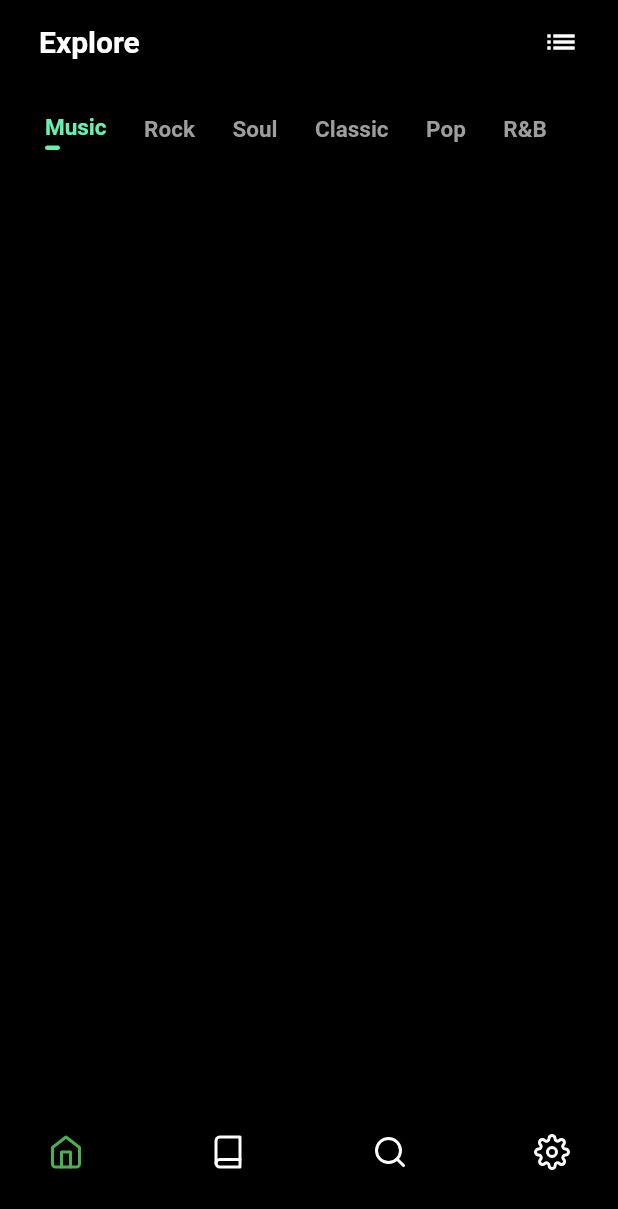
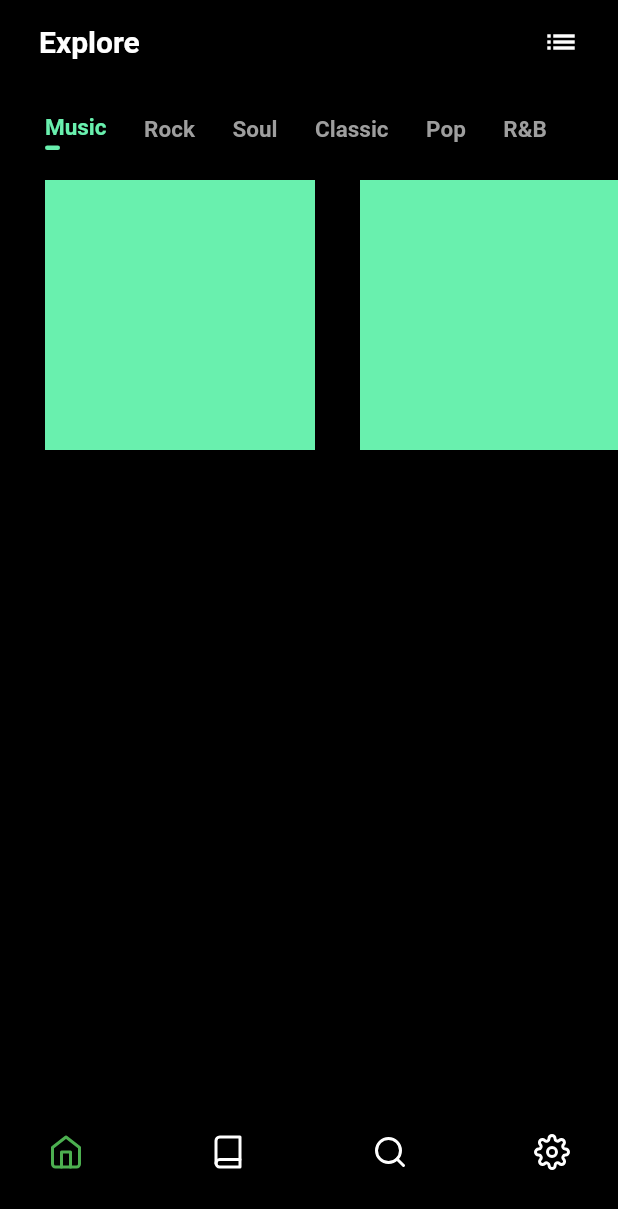
Before and after one commit to kmjaman/flutter-music, a Flutter app: the screen it shows after launch, on a phone screen of 412 x 824 dp. Shown: the top 1209 px of the screen. Run offline on Flutter 3.47's test engine with Material 2 defaults, Android fonts, the phone set to English and light mode, and no system bars; our stand-ins replace flutter_feather_icons.

Commit message:
added scrollview container

```diff
--- a/musicplayer/lib/pages/home_page.dart
+++ b/musicplayer/lib/pages/home_page.dart
@@ -90,6 +90,34 @@ class _HomePageState extends State<HomePage> {
                   ),
                 ),
               ),
+              SizedBox(height: 20,),
+              SingleChildScrollView(
+                scrollDirection: Axis.horizontal,
+                child: Padding(
+                  padding: const EdgeInsets.only(left: 30),
+                  child: Row(
+                    crossAxisAlignment: CrossAxisAlignment.start,
+                    children: List.generate(10, (index) {
+                      return Padding(
+                        padding: const EdgeInsets.only(right: 30),
+                        child: GestureDetector(
+                          onTap: (){
+                          },
+                          child: Column(
+                            children: [
+                              Container(
+                                width: 180,
+                                height: 180,
+                                decoration: BoxDecoration(color: Colors.greenAccent),
+                              )
+                            ]
+                          ),
+                        ),
+                      );
+                    }),
+                  ),
+                ),
+              )
             ],
           ),
         ],
```
